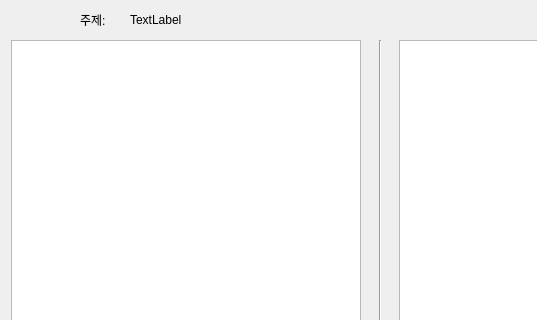
First picture: the form in room.ui, repository ElisaBluebell/ChanAndGame, before the edit; both pictures show x 0 to 537 and y 0 to 320 of the 1055 by 600 pixel window.
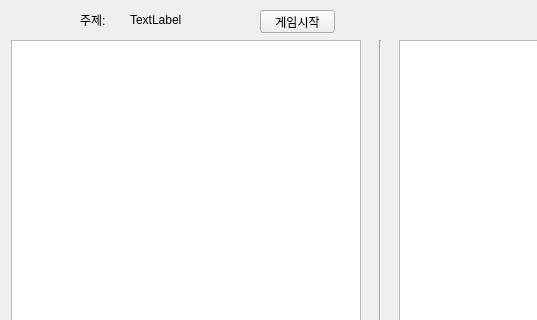
Second picture: the form after the edit. The open tabs and pages were chosen to show the change.

Commit message: room.ui 수정

What changed in the file:
```diff
--- a/room.ui
+++ b/room.ui
@@ -270,6 +270,19 @@
      <string>참여자보기</string>
     </property>
    </widget>
+   <widget class="QPushButton" name="pushButton">
+    <property name="geometry">
+     <rect>
+      <x>260</x>
+      <y>10</y>
+      <width>75</width>
+      <height>23</height>
+     </rect>
+    </property>
+    <property name="text">
+     <string>게임시작</string>
+    </property>
+   </widget>
    <zorder>stackedWidget_2</zorder>
    <zorder>label</zorder>
    <zorder>subject</zorder>
```
Left out of the diff: 3 changed lines with no effect on the pictures. The commit also changes 5 other files.
